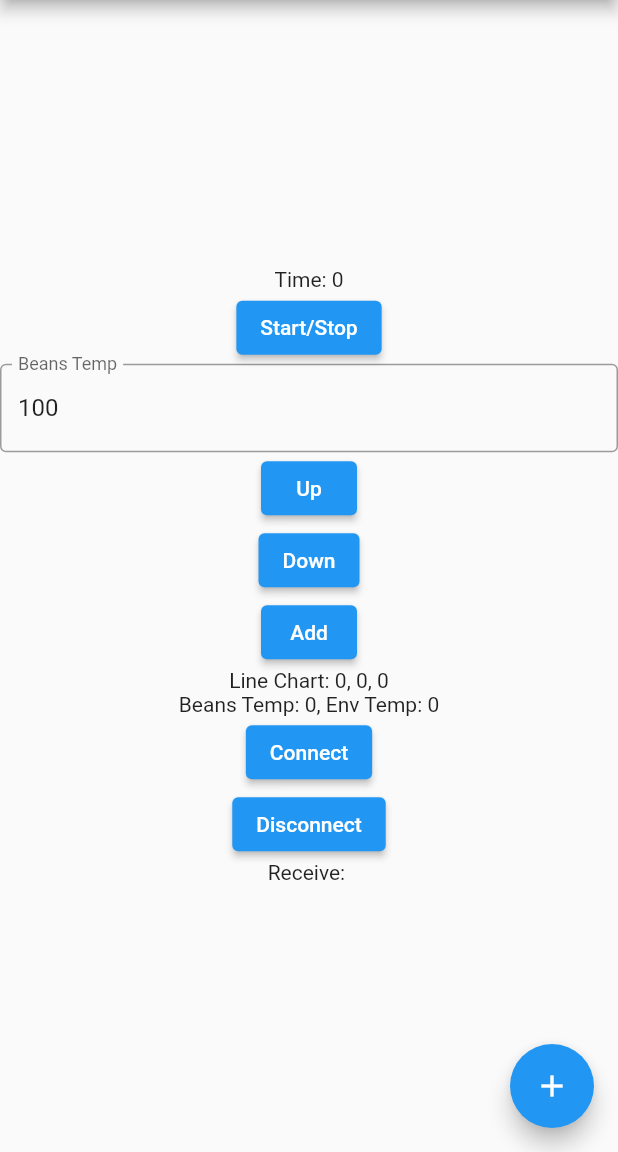
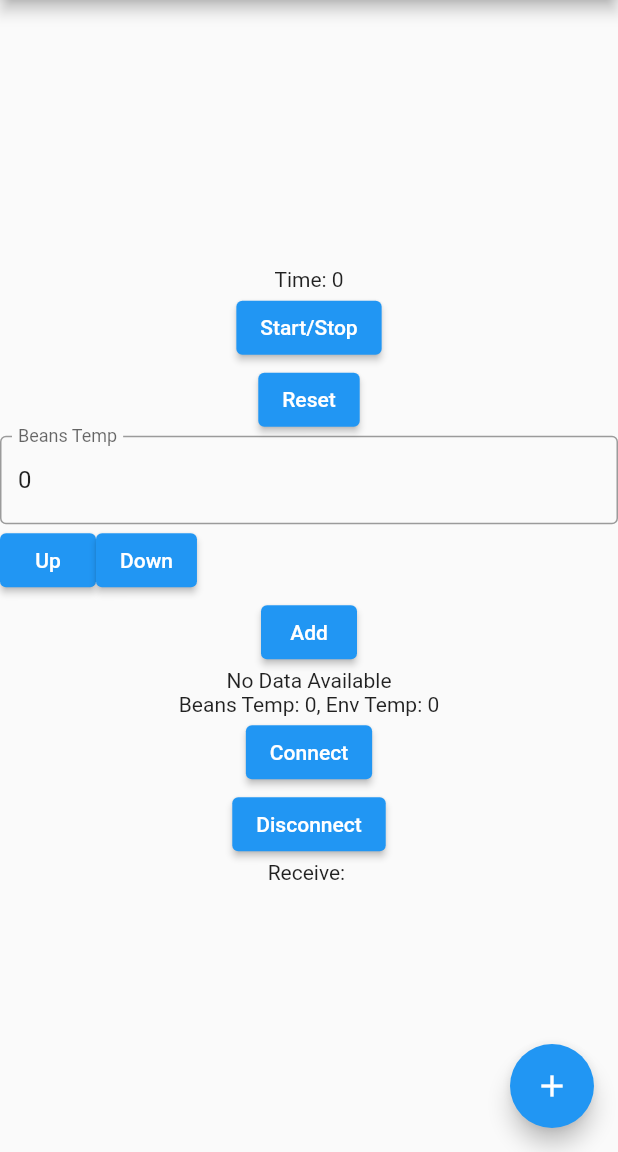
Before and after one commit to popcoondev/roast_logger, a Flutter app: the screen it shows after launch, on a phone screen of 412 x 824 dp, the part 84-1236 px from its top. Run offline on Flutter 3.47's test engine with Material 2 defaults, Android fonts, the light colour scheme and no system bars; our stand-ins replace fl_chart.

Commit message:
Add fl_chart dependency for chart visualization

```diff
--- a/lib/main.dart
+++ b/lib/main.dart
@@ -1,7 +1,9 @@
 import 'dart:async';
+import 'dart:convert';
 import 'package:flutter/material.dart';
 import 'package:web_socket_channel/web_socket_channel.dart';
 import 'model.dart';
+import 'package:fl_chart/fl_chart.dart';
 
 void main() {
   runApp(const MyApp());
@@ -81,36 +83,33 @@ class _RoastLoggerState extends State<RoastLogger> {
           mainAxisAlignment: MainAxisAlignment.center,
           children: <Widget>[
           // timer display
-            TimeLabel(key: null, currentTime: _currentTime),
-            // start/stop button
-            ButtonRow(
-              onPressed: () {
-                // start/stop timer
-                _toggleTimer();
-              },
-              label: 'Start/Stop',
+            TimerWidget(
+              currentTime: _currentTime,
+              startTimer: _startTimer,
+              stopTimer: _stopTimer,
+              toggleTimer: _toggleTimer,
+              resetTimer: _resetTimer,
             ),
             // imput ui
-            InputTemp(
-              currentTime: _currentTime,
-              logEntries: _roastLog!.logEntries,
+            InputTemperature(
+              inputTemperature: _inputTemperature,
             ),
             // timeline grid
             TimelineGrid(
               logEntries: _roastLog!.logEntries,
             ),
             // line chart
-            LineChart(
-              currentTime: _currentTime,
-              beansTemp: _beansTemp,
-              envTemp: _envTemp,
+            ChartDisplay(
+              logEntries: _roastLog!.logEntries,
             ),
             // temp display
             TempDisplay(
               beansTemp: _beansTemp,
               envTemp: _envTemp,
             ),
-            WebSocketConroller(),
+            WebSocketConroller(
+              inputTemperature: _inputTemperature,
+            ),
           ],
         ),
       ),
@@ -127,6 +126,51 @@ class _RoastLoggerState extends State<RoastLogger> {
   void dispose() {
     // stop timer
     super.dispose();
+  }
+
+  void _inputTemperature(int temperature) {
+    debugPrint('input temperature: $temperature');
+    double ror = calcROR(temperature);
+    // rorを少数第一位までに丸める
+    ror = (ror * 10).round() / 10;
+
+    // input temp
+    _addLogEntry(LogEntry(
+      time: _currentTime,
+      temperature: temperature,
+      ror: ror,
+    ));
+  }
+
+  double calcROR(int temperature) {
+    // LogEntryの直近の前回値の温度からRORを計算する
+    // 60秒換算での温度変化を計算する
+    if (_roastLog!.logEntries.length < 2) {
+      return 0;
+    }
+
+    int lastTemperature = _roastLog!.logEntries[_roastLog!.logEntries.length - 2].temperature;
+    int lastTime = _roastLog!.logEntries[_roastLog!.logEntries.length - 2].time;
+
+    int diffTime = _currentTime - lastTime;
+    int diffTemp = temperature - lastTemperature;
+
+    if (diffTime == 0) {
+      // 時間差が0の場合、変化率が計算できないので0を返す
+      return 0;
+    }
+
+    // diffTempやdiffTimeをdoubleに変換して計算
+    return (diffTemp / diffTime) * 60;
+  }
+
+
+  void _addLogEntry(LogEntry logEntry) {
+    // add log entry
+    _roastLog!.logEntries.add(logEntry);
+    setState(() {
+      _updateAll();
+    });
   }
 
   void _updateTime() {
@@ -187,7 +231,42 @@ class _RoastLoggerState extends State<RoastLogger> {
     if (_timer != null) {
       _stopTimer();
     }
+    setState(() {
       _currentTime = 0;
+      _roastLog?.logEntries.clear();
+      _updateAll();
+    });
+
+  }
+}
+
+class TimerWidget extends StatelessWidget {
+  final int currentTime;
+  final void Function() startTimer;
+  final void Function() stopTimer;
+  final void Function() toggleTimer;
+  final void Function() resetTimer;
+  const TimerWidget({Key? key, required this.currentTime, required this.startTimer, required this.stopTimer, required this.toggleTimer, required this.resetTimer}) : super(key: key);
+
+  @override
+  Widget build(BuildContext context) {
+    return Column(
+      children: [
+        TimeLabel(currentTime: currentTime),
+        ButtonRow(
+          onPressed: () {
+            toggleTimer();
+          },
+          label: 'Start/Stop',
+        ),
+        ButtonRow(
+          onPressed: () {
+            resetTimer();
+          },
+          label: 'Reset',
+        ),
+      ],
+    );
   }
 }
 
@@ -215,14 +294,26 @@ class ButtonRow extends StatelessWidget {
   }
 }
 
-class InputTemp extends StatelessWidget {
-  // 豆温度の入力エリア、温度を上げ下げするボタン、温度追加のボタン
-  final int currentTime;
-  final List<LogEntry> logEntries;
-  InputTemp({Key? key, required this.currentTime, required this.logEntries}) : super(key: key);
+class InputTemperature extends StatefulWidget {
+  final void Function(int temperature) inputTemperature;
 
+  InputTemperature({Key? key, required this.inputTemperature}) : super(key: key);
+
+  @override
+  State<InputTemperature> createState() => _InputTemperatureState();
+}
+
+class _InputTemperatureState extends State<InputTemperature> {
+  int _temperature = 0;
   // 豆温度の入力エリアのコントローラー
-  final TextEditingController _beansTempController = TextEditingController(text: '100');
+  final _beansTempController = TextEditingController();
+
+  @override
+  void initState() {
+    super.initState();
+    // 豆温度の入力エリアの初期値
+    _beansTempController.text = _temperature.toString();
+  }
 
   @override
   Widget build(BuildContext context) {
@@ -231,12 +322,14 @@ class InputTemp extends StatelessWidget {
         children: [
           // 豆温度の入力エリア
           TextField(
-            decoration: InputDecoration(
+            decoration: const InputDecoration(
               border: OutlineInputBorder(),
               labelText: 'Beans Temp',
             ),
             controller: _beansTempController,
           ),
+          Row(
+            children:[
               // 温度を上げ下げするボタン
               ElevatedButton(
                 onPressed: () {
@@ -253,19 +346,13 @@ class InputTemp extends StatelessWidget {
                 },
                 child: Text('Down'),
               ),
+            ],
+          ),
           // 温度追加のボタン
           ElevatedButton(
             onPressed: () {
               // 豆温度を追加
-              logEntries.add(LogEntry(
-                time: currentTime,
-                temperature: double.parse(_beansTempController.text),
-                ror: // 豆温度の変化率を、一つ前のLogEntriesの豆温度との差分で計算
-                    //時間を60秒の割合で計算
-                  logEntries.isEmpty ? 0 : (int.parse(_beansTempController.text) - logEntries.last.temperature) / (currentTime - logEntries.last.time) * 60,
-
-
-              ));
+              widget.inputTemperature(int.parse(_beansTempController.text));
             },
             child: Text('Add'),
           ),
@@ -285,23 +372,113 @@ class TimelineGrid extends StatelessWidget {
     return Row(
       children: [
         for (var entry in logEntries)
-          Text('Time: ${entry.time}, Beans Temp: ${entry.temperature}, ROR: ${entry.ror}\n'),
+          // グリッドとして横一列に追加していく。
+          // 一つのグリッドは、時間、豆温度、ROR、イベントを表示する。
+          TimelineGridItem(entry: entry),
+          // Text('Time: ${entry.time}, Beans Temp: ${entry.temperature}, ROR: ${entry.ror}\n'),
       ],
     );
   }
 }
 
-class LineChart extends StatelessWidget {
-  final int currentTime;
-  final int beansTemp;
-  final int envTemp;
-  const LineChart({Key? key, required this.currentTime, required this.beansTemp, required this.envTemp}) : super(key: key);
+class TimelineGridItem extends StatelessWidget {
+  final LogEntry entry;
+  const TimelineGridItem({Key? key, required this.entry}) : super(key: key);
 
+  // グリッドは横スクロールするので、Columnで表示する。
   @override
   Widget build(BuildContext context) {
-    return Text('Line Chart: $currentTime, $beansTemp, $envTemp');
+    return SingleChildScrollView(
+      scrollDirection: Axis.horizontal,
+      child:
+        Column(
+        children: [
+          Text('Time: ${entry.time}'),
+          Text('Beans Temp: ${entry.temperature}'),
+          Text('ROR: ${entry.ror}'),
+          Text('Event: ${entry.event}'),
+        ],
+      )
+    );
   }
 }
+
+class ChartDisplay extends StatelessWidget {
+  final List<LogEntry> logEntries;
+  const ChartDisplay({Key? key, required this.logEntries}) : super(key: key);
+
+
+  String _formatTime(int time) {
+    // 時間を分と秒に変換する
+    int minutes = time ~/ 60;
+    int seconds = time % 60;
+    return '$minutes:$seconds';
+  }
+
+  // fl_chartを使ってliner chartを表示する
+  // logEntriesから、時間,豆温度,RORを取得して、それを2軸グラフに表示する。
+  @override
+  Widget build(BuildContext context) {
+    // logEntriesが空の場合、空のコンテナを表示する
+    if (logEntries.isEmpty) {
+      return Container(
+        child: Center(
+          child: Text('No Data Available'),
+        ),
+      );
+    }
+
+    // グラフデータを作成する前に、値がNaNやInfinityでないことを確認する
+    List<FlSpot> temperatureSpots = logEntries
+        .where((entry) => entry.temperature != null && !entry.temperature.isNaN && !entry.temperature.isInfinite)
+        .map((entry) => FlSpot(entry.time.toDouble(), entry.temperature.toDouble()))
+        .toList();
+
+    List<FlSpot> rorSpots = logEntries
+        .where((entry) => entry.ror != null && !entry.ror!.isNaN && !entry.ror!.isInfinite)
+        .map((entry) => FlSpot(entry.time.toDouble(), entry.ror!.toDouble()))
+        .toList();
+
+    return Container(
+        height: 300, // 明示的な高さを指定
+          child: LineChart(
+            LineChartData(
+            titlesData: FlTitlesData(
+              bottomTitles: AxisTitles(
+                sideTitles: SideTitles(
+                  showTitles: true,
+                  getTitlesWidget: (value, meta) {
+                    return SideTitleWidget(
+                      axisSide: meta.axisSide,
+                      child: Text(_formatTime(value.toInt())),
+                    );
+                  },
+                  reservedSize: 40,
+                ),
+              ),
+            ),
+            lineBarsData: [
+              // 温度データのライン
+              LineChartBarData(
+                spots: temperatureSpots,
+                isCurved: true,
+                color: Colors.blue,
+              ),
+              // RORデータのライン
+              LineChartBarData(
+                spots: rorSpots,
+                isCurved: true,
+                color: Colors.red,
+              ),
+            ],
+          ),
+        ),
+
+    );
+  }
+}
+
+
 
 class TempDisplay extends StatelessWidget {
   final int beansTemp;
@@ -315,7 +492,8 @@ class TempDisplay extends StatelessWidget {
 }
 
 class WebSocketConroller extends StatelessWidget {
-  WebSocketConroller({Key? key}) : super(key: key);
+  final void Function(int temperature) inputTemperature;
+  WebSocketConroller({Key? key, required this.inputTemperature}) : super(key: key);
 
   WebSocketChannel? _channel;
   String receiveData = '';
@@ -338,9 +516,13 @@ class WebSocketConroller extends StatelessWidget {
     _channel!.stream.listen((event) {
       debugPrint(event);
       // receive data
-      setState() {
-        receiveData = event;
-      }
+        Map<String, dynamic> temps = jsonDecode(event);
+        receiveData = temps['BT'].toString();
+
+        // { "BT": 26.75, "ET": 28.38 }形式
+        // debugPrint("__" + receiveData);
+
+        inputTemperature(temps['BT'].toInt());
     });
   }
 
--- a/lib/model.dart
+++ b/lib/model.dart
@@ -1,7 +1,7 @@
 
 class LogEntry {
   final int time;
-  final double temperature;
+  final int temperature;
   final double? ror;
   final String? event;
 
@@ -15,7 +15,7 @@ class LogEntry {
   factory LogEntry.fromJson(Map<String, dynamic> json) {
     return LogEntry(
       time: json['time'],
-      temperature: json['temperature'].toDouble(),
+      temperature: json['temperature'],
       ror: json['ror'] != null ? json['ror'].toDouble() : null,
       event: json['event'],
     );
--- a/pubspec.yaml
+++ b/pubspec.yaml
@@ -36,6 +36,7 @@ dependencies:
   cupertino_icons: ^1.0.2
   charts_flutter: ^0.12.0
   web_socket_channel: ^2.1.0
+  fl_chart: ^0.62.0
 
 dev_dependencies:
   flutter_test:
```
Also changed, not shown: pubspec.lock. Lines whose indentation alone changed are shown as unchanged.
